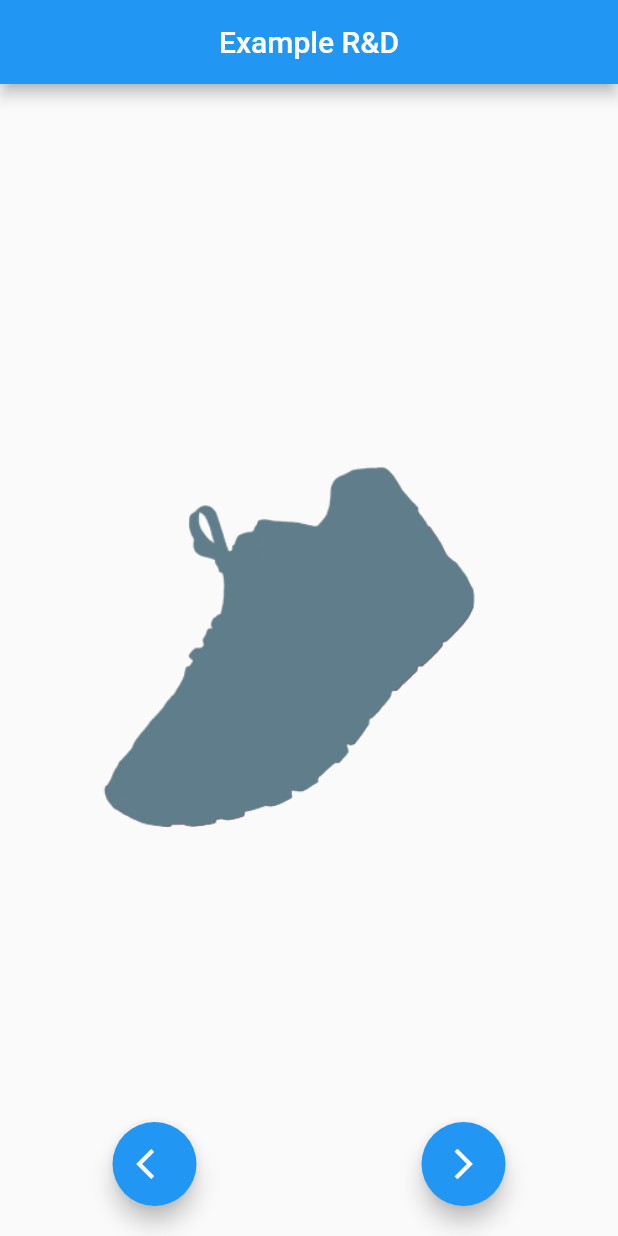
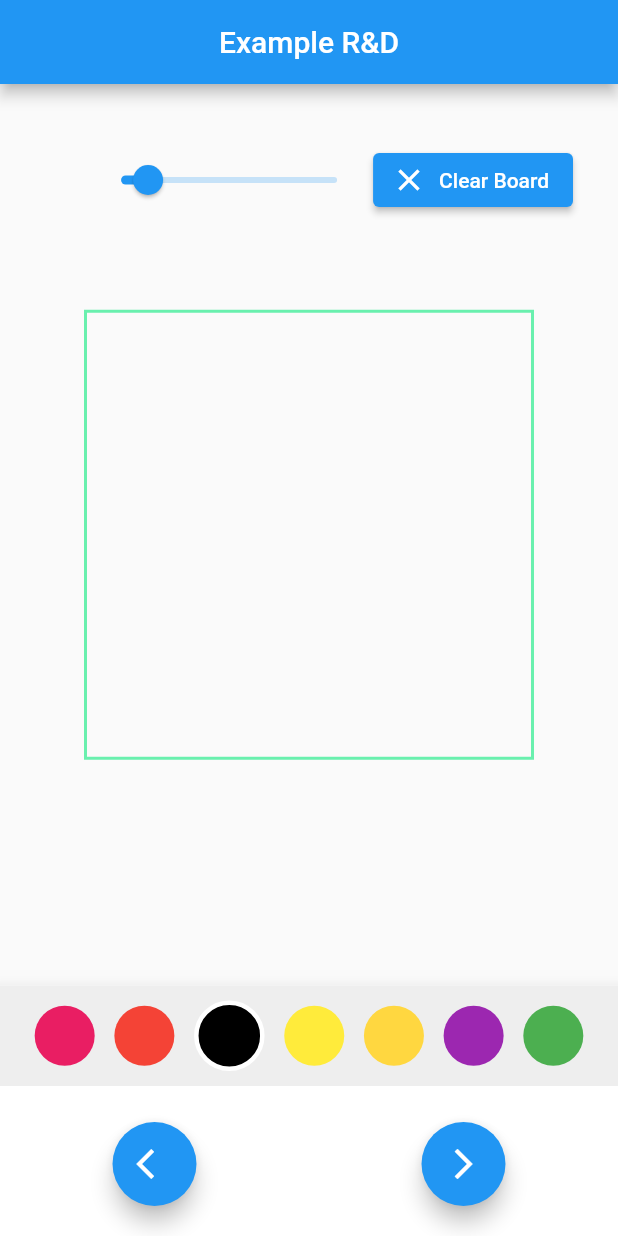
Before and after one commit to mahidul-islam/kids-rijal, a Flutter app: the screen it shows after launch, on a phone screen of 412 x 824 dp. Run offline on Flutter 3.47's test engine with Material 2 defaults, Android fonts, the phone set to English and light mode, and no system bars; our stand-ins replace firebase_core, get, path_drawing; accounts and stored records are empty.

Commit message:
added structure for 4th exp

```diff
--- a/lib/app/modules/home/views/home_view.dart
+++ b/lib/app/modules/home/views/home_view.dart
@@ -3,6 +3,7 @@ import 'package:flutter/material.dart';
 import 'package:get/get.dart';
 import 'package:kids_rijal/app/modules/home/widget/blur_view.dart';
 import 'package:kids_rijal/app/modules/home/widget/drawing_app.dart';
+import 'package:kids_rijal/app/modules/home/widget/picture_recorder.dart';
 import 'package:kids_rijal/app/modules/home/widget/world_map.dart';
 
 import '../controllers/home_controller.dart';
@@ -21,7 +22,8 @@ class HomeView extends GetView<HomeController> {
           PageView(
             controller: controller.pageController,
             children: const <Widget>[
-              DrawingBoard(),
+              PictureRecorderBoard(),
+              DrawingBoard(path: 'assets/shoe.png'),
               WorldMap(),
               BlurView('assets/mine.png'),
             ],
--- a/lib/app/modules/home/widget/drawing_app.dart
+++ b/lib/app/modules/home/widget/drawing_app.dart
@@ -6,7 +6,8 @@ import 'dart:ui' as ui;
 import 'package:kids_rijal/app/utils/canvas_helpers.dart';
 
 class DrawingBoard extends StatefulWidget {
-  const DrawingBoard({super.key});
+  const DrawingBoard({super.key, required this.path});
+  final String path;
 
   @override
   State<DrawingBoard> createState() => _DrawingBoardState();
@@ -24,7 +25,7 @@ class _DrawingBoardState extends State<DrawingBoard> {
 
   @override
   void initState() {
-    _load('assets/shoe.png');
+    _load(widget.path);
     super.initState();
   }
 
--- /dev/null
+++ b/lib/app/modules/home/widget/picture_recorder.dart
@@ -0,0 +1,173 @@
+import 'dart:ui';
+import 'package:flutter/material.dart';
+
+const kCanvasSize = 300.0;
+
+class PictureRecorderBoard extends StatefulWidget {
+  const PictureRecorderBoard({super.key});
+
+  @override
+  State<PictureRecorderBoard> createState() => _PictureRecorderBoardState();
+}
+
+class _PictureRecorderBoardState extends State<PictureRecorderBoard> {
+  Color selectedColor = Colors.black;
+  double strokeWidth = 5;
+  List<DrawingPoint?> drawingPoints = [];
+  List<Color> colors = [
+    Colors.pink,
+    Colors.red,
+    Colors.black,
+    Colors.yellow,
+    Colors.amberAccent,
+    Colors.purple,
+    Colors.green,
+  ];
+  @override
+  Widget build(BuildContext context) {
+    return Scaffold(
+      body: Stack(
+        children: [
+          Scaffold(
+            body: Center(
+              child: GestureDetector(
+                onPanStart: (details) {
+                  setState(() {
+                    drawingPoints.add(
+                      DrawingPoint(
+                        details.localPosition,
+                        Paint()
+                          ..color = selectedColor
+                          ..isAntiAlias = true
+                          ..strokeWidth = strokeWidth
+                          ..strokeCap = StrokeCap.round,
+                      ),
+                    );
+                  });
+                },
+                onPanUpdate: (details) {
+                  setState(() {
+                    drawingPoints.add(
+                      DrawingPoint(
+                        details.localPosition,
+                        Paint()
+                          ..color = selectedColor
+                          ..isAntiAlias = true
+                          ..strokeWidth = strokeWidth
+                          ..strokeCap = StrokeCap.round,
+                      ),
+                    );
+                  });
+                },
+                onPanEnd: (details) {
+                  setState(() {
+                    drawingPoints.add(null);
+                  });
+                },
+                child: Container(
+                  decoration: BoxDecoration(
+                      border: Border.all(color: Colors.greenAccent, width: 2)),
+                  width: kCanvasSize,
+                  height: kCanvasSize,
+                  child: CustomPaint(
+                    painter: _DrawingPainter(drawingPoints),
+                    child: Container(),
+                  ),
+                ),
+              ),
+            ),
+          ),
+          Positioned(
+            top: 40,
+            right: 30,
+            child: Row(
+              children: [
+                Slider(
+                  min: 0,
+                  max: 40,
+                  value: strokeWidth,
+                  onChanged: (val) => setState(() => strokeWidth = val),
+                ),
+                ElevatedButton.icon(
+                  onPressed: () => setState(() => drawingPoints = []),
+                  icon: const Icon(Icons.clear),
+                  label: const Text("Clear Board"),
+                )
+              ],
+            ),
+          ),
+        ],
+      ),
+      bottomNavigationBar: BottomAppBar(
+        child: Container(
+          color: Colors.grey[200],
+          padding: const EdgeInsets.all(10),
+          margin: const EdgeInsets.only(bottom: 100),
+          child: Row(
+            mainAxisAlignment: MainAxisAlignment.spaceEvenly,
+            children: List.generate(
+              colors.length,
+              (index) => _buildColorChose(colors[index]),
+            ),
+          ),
+        ),
+      ),
+    );
+  }
+
+  Widget _buildColorChose(Color color) {
+    bool isSelected = selectedColor == color;
+    return GestureDetector(
+      onTap: () => setState(() => selectedColor = color),
+      child: Container(
+        height: isSelected ? 47 : 40,
+        width: isSelected ? 47 : 40,
+        decoration: BoxDecoration(
+          color: color,
+          shape: BoxShape.circle,
+          border: isSelected ? Border.all(color: Colors.white, width: 3) : null,
+        ),
+      ),
+    );
+  }
+}
+
+class _DrawingPainter extends CustomPainter {
+  final List<DrawingPoint?> drawingPoints;
+
+  _DrawingPainter(this.drawingPoints);
+
+  List<Offset> offsetsList = [];
+
+  @override
+  void paint(Canvas canvas, Size size) {
+    canvas.clipRRect(RRect.fromRectXY(
+      Rect.fromPoints(const Offset(0.0, 0.0),
+          const Offset(kCanvasSize - 4, kCanvasSize - 4)),
+      0,
+      0,
+    ));
+    for (int i = 0; i < drawingPoints.length; i++) {
+      if (drawingPoints[i + 1] != null && drawingPoints[i] != null) {
+        canvas.drawLine(drawingPoints[i]!.offset, drawingPoints[i + 1]!.offset,
+            drawingPoints[i]!.paint);
+      } else if (drawingPoints[i + 1] == null) {
+        offsetsList.clear();
+        offsetsList.add(drawingPoints[i]!.offset);
+
+        canvas.drawPoints(
+            PointMode.points, offsetsList, drawingPoints[i]!.paint);
+      }
+    }
+  }
+
+  @override
+  bool shouldRepaint(covariant CustomPainter oldDelegate) => true;
+}
+
+class DrawingPoint {
+  Offset offset;
+  Paint paint;
+
+  DrawingPoint(this.offset, this.paint);
+}
```
